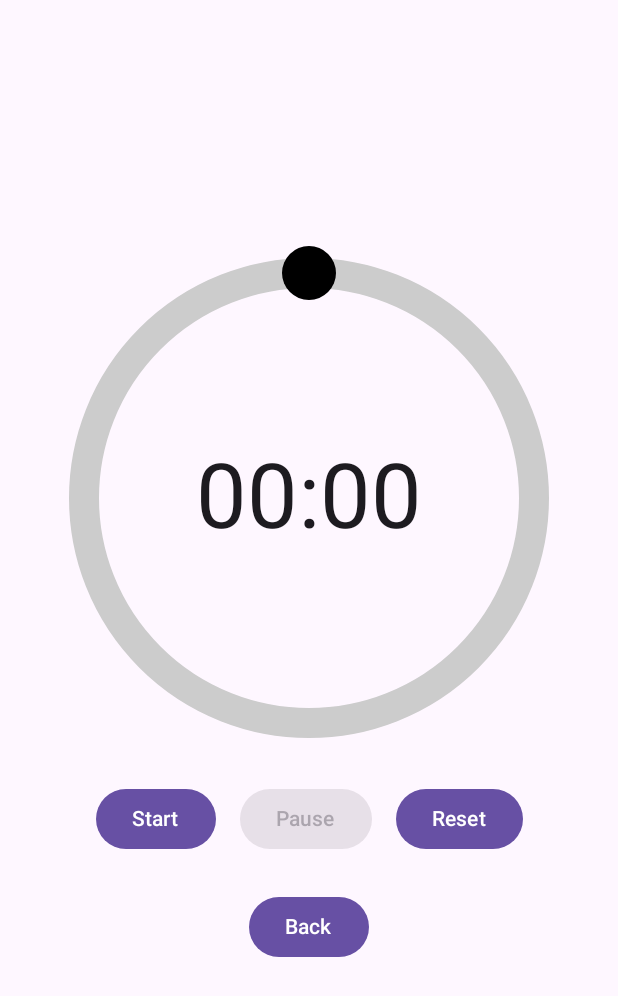
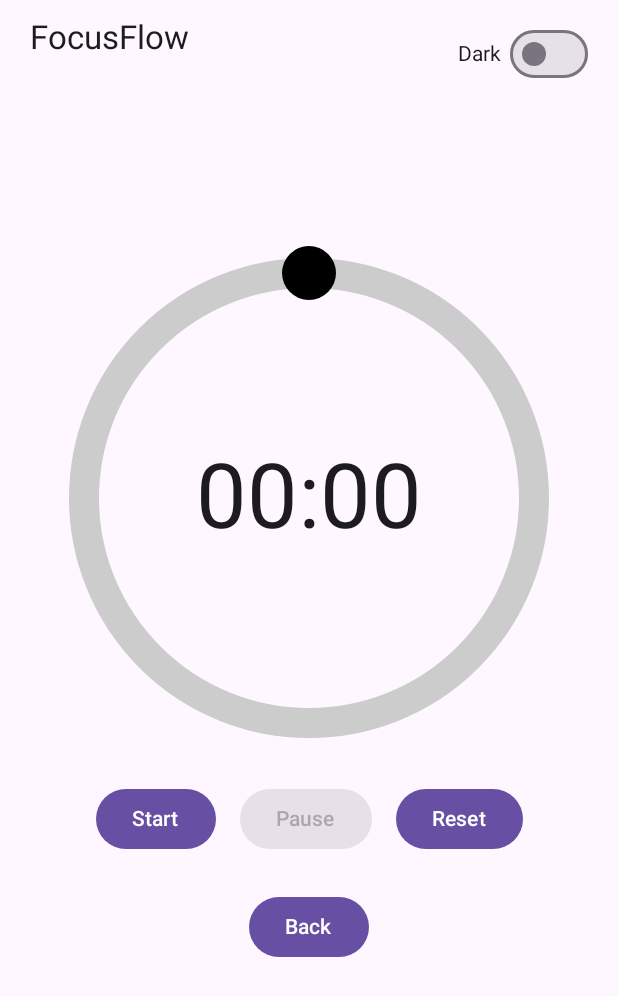
Before and after one commit to Joeal64/FocusFlow, an Android app built with Jetpack Compose: the composable PomodoroTimer called with empty values, on a phone screen of 412 x 824 dp. Shown: the top 996 px of the screen. Run offline under Robolectric (Android 15) with nearby library versions, the phone set to English and light mode, and no system bars; our stand-ins replace Room's generated code.

Commit message:
Error fixing with the headers

```diff
--- a/app/src/main/java/com/example/project_focusflow/MainActivity.kt
+++ b/app/src/main/java/com/example/project_focusflow/MainActivity.kt
@@ -23,6 +23,8 @@ import androidx.compose.ui.unit.dp
 import androidx.compose.ui.unit.sp
 import com.example.project_focusflow.ui.theme.ProjectFocusFlowTheme
 import kotlin.math.sqrt
+import com.example.project_focusflow.R
+
 
 class MainActivity : ComponentActivity(), SensorEventListener {
 
@@ -195,6 +197,7 @@ fun FocusFlowScreen(
             Switch(
                 checked = darkTheme,
                 onCheckedChange = onDarkThemeChange
+
             )
         }
 
--- a/app/src/main/java/com/example/project_focusflow/Timer.kt
+++ b/app/src/main/java/com/example/project_focusflow/Timer.kt
@@ -1,11 +1,13 @@
 package com.example.project_focusflow
 
+import androidx.compose.ui.unit.sp
 import androidx.compose.ui.graphics.toArgb
 import androidx.compose.foundation.Canvas
 import androidx.compose.foundation.gestures.detectDragGestures
 import androidx.compose.foundation.layout.*
 import androidx.compose.material3.Button
 import androidx.compose.material3.MaterialTheme
+import androidx.compose.material3.Switch
 import androidx.compose.material3.Text
 import androidx.compose.runtime.*
 import androidx.compose.ui.Alignment
@@ -16,6 +18,7 @@ import androidx.compose.ui.graphics.drawscope.Stroke
 import androidx.compose.ui.graphics.nativeCanvas
 import androidx.compose.ui.input.pointer.pointerInput
 import androidx.compose.ui.platform.LocalContext
+import androidx.compose.ui.res.stringResource
 import androidx.compose.ui.unit.dp
 import kotlinx.coroutines.delay
 import kotlin.math.*
@@ -25,7 +28,8 @@ import kotlinx.coroutines.withContext
 
 
 @Composable
-fun PomodoroTimer(startMinutes: Int, onBack: () -> Unit) {
+fun PomodoroTimer(startMinutes: Int, onBack: () -> Unit, darkTheme: Boolean,
+                  onDarkThemeChange: (Boolean) -> Unit) {
 
     var baseSeconds by remember { mutableStateOf(startMinutes * 60) }
     var remaining by remember { mutableStateOf(baseSeconds) }
@@ -98,12 +102,47 @@ fun PomodoroTimer(startMinutes: Int, onBack: () -> Unit) {
 
     val formatted = "%02d:%02d".format(remaining / 60, remaining % 60)
 
+    Box(modifier = Modifier.fillMaxSize()) {
+
+        Box(
+            modifier = Modifier
+                .fillMaxWidth()
+                .padding(horizontal = 20.dp, vertical = 12.dp)
+                .align(Alignment.TopCenter)
+        ) {
+            // Top-left title
+            Text(
+                text = stringResource(R.string.app_name), // "FocusFlow"
+                fontSize = 22.sp,
+                color = MaterialTheme.colorScheme.onBackground,
+                modifier = Modifier.align(Alignment.TopStart)
+            )
+
+            // Top-right dark mode toggle
+            Row(
+                modifier = Modifier.align(Alignment.TopEnd),
+                verticalAlignment = Alignment.CenterVertically
+            ) {
+                Text(
+                    text = stringResource(R.string.dark), // "Dark"
+                    color = MaterialTheme.colorScheme.onBackground,
+                    fontSize = 14.sp
+                )
+                Spacer(modifier = Modifier.width(6.dp))
+                Switch(
+                    checked = darkTheme,
+                    onCheckedChange = onDarkThemeChange
+                )
+            }
+        }
+
         Column(
-        modifier = Modifier.fillMaxSize(),
+            modifier = Modifier
+                .fillMaxSize()
+                .align(Alignment.Center),
             horizontalAlignment = Alignment.CenterHorizontally,
             verticalArrangement = Arrangement.Center
         ) {
-
             Dial(
                 knobAngle = knobAngle,
                 onKnobAngleChange = { angle ->
@@ -114,10 +153,7 @@ fun PomodoroTimer(startMinutes: Int, onBack: () -> Unit) {
                         .coerceIn(1, 60)
 
                     baseSeconds = mins * 60
-
-                if (!running) {
-                    remaining = baseSeconds
-                }
+                    if (!running) remaining = baseSeconds
                 },
                 remainingTimeFormatted = formatted
             )
@@ -128,14 +164,14 @@ fun PomodoroTimer(startMinutes: Int, onBack: () -> Unit) {
                 Button(
                     onClick = { running = true },
                     enabled = !running
-            ) { Text("Start") }
+                ) { Text(stringResource(R.string.start)) }
 
                 Spacer(modifier = Modifier.width(16.dp))
 
                 Button(
                     onClick = { running = false },
                     enabled = running
-            ) { Text("Pause") }
+                ) { Text(stringResource(R.string.pause)) }
 
                 Spacer(modifier = Modifier.width(16.dp))
 
@@ -146,17 +182,17 @@ fun PomodoroTimer(startMinutes: Int, onBack: () -> Unit) {
                         remaining = baseSeconds
                         knobAngle = (startMinutes / 60f) * 360f
                     }
-            ) { Text("Reset") }
+                ) { Text(stringResource(R.string.reset)) }
             }
 
             Spacer(modifier = Modifier.height(24.dp))
 
-        Button(onClick = { onBack() }) {
-            Text("Back")
+            Button(onClick = onBack) {
+                Text(stringResource(R.string.back))
             }
         }
     }
-
+}
     @Composable
     fun Dial(
         knobAngle: Float,
--- a/app/src/main/res/values/strings.xml
+++ b/app/src/main/res/values/strings.xml
@@ -1,6 +1,7 @@
 <resources>
-    <string name="app_name">Project-FocusFlow</string>
+    <string name="app_name">FocusFlow</string>
     <string name="dark_mode">Dark mode</string>
+    <string name="light_mode">Light mode</string>
     <string name="enter_minutes">Enter minutes you want to study for</string>
     <string name="start_timer">Start Timer</string>
     <string name="minutes_error">Please enter a valid number of minutes.</string>
```
Also changed, not shown: 2 other files. Lines whose indentation alone changed are shown as unchanged.
